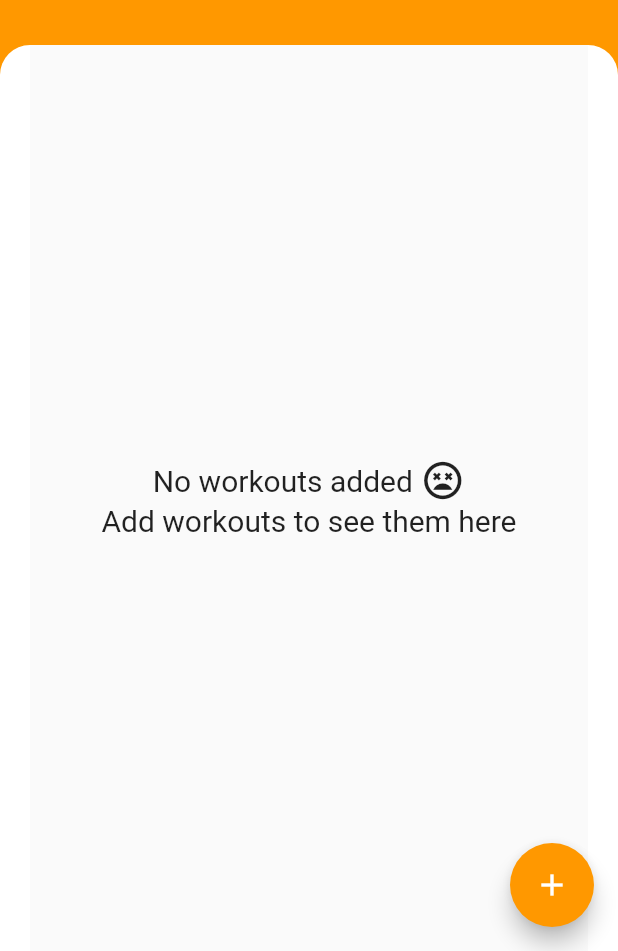
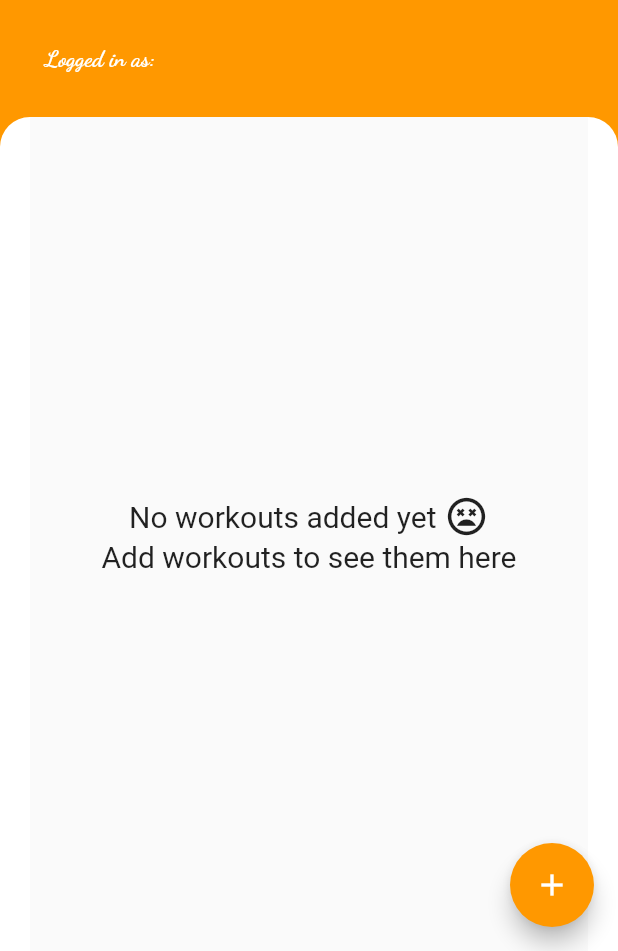
Before and after one commit to edwardrichtofen115/gym_day, a Flutter app: the LoggedinScreen screen opened by its route, on a phone screen of 412 x 824 dp, the part 285-1236 px from its top. Run offline on Flutter 3.47's test engine with Material 2 defaults, Android fonts, the phone set to English and light mode, and no system bars; drawn by our look-alikes of flutter_progress_hud; our stand-ins replace animated_splash_screen, animated_text_kit, cloud_firestore, cool_alert, date_time_picker, firebase_auth and 5 more; accounts and stored records are empty.

Commit message:
Showing logged in user. Showing dialog after registering to log in. Updated app icon for android

```diff
--- a/lib/logged_in_screen.dart
+++ b/lib/logged_in_screen.dart
@@ -23,10 +23,8 @@ class _LoggedinScreenState extends State<LoggedinScreen> {
   final _auth = FirebaseAuth.instance;
   bool showSpinner = false;
 
-
   @override
   Widget build(BuildContext context) {
-
     return WillPopScope(
       onWillPop: () async => false,
       child: Scaffold(
@@ -55,9 +53,7 @@ class _LoggedinScreenState extends State<LoggedinScreen> {
                 crossAxisAlignment: CrossAxisAlignment.start,
                 children: [
                   Row(
-
                     children: [
-                      // Text(user_email,),
                       FlatButton(
                         padding: EdgeInsets.zero,
                         onPressed: () {
@@ -66,7 +62,8 @@ class _LoggedinScreenState extends State<LoggedinScreen> {
                             builder: (BuildContext context) {
                               // return object of type Dialog
                               // final progress = ProgressHUD.of(context);
-                              return Platform.isAndroid ?  AlertDialog(
+                              return Platform.isAndroid
+                                  ? AlertDialog(
                                       title: new Text('Alert'),
                                       content: new Text(
                                           'Are you sure you want to logout?'),
@@ -82,20 +79,19 @@ class _LoggedinScreenState extends State<LoggedinScreen> {
                                           child: new Text("Log out"),
                                           onPressed: () async {
                                             SharedPreferences prefs =
-                                          await SharedPreferences.getInstance();
+                                                await SharedPreferences
+                                                    .getInstance();
                                             prefs?.clear();
 
                                             await _auth.signOut();
-
-
 
                                             Navigator.pushReplacementNamed(
                                                 context, LoginScreen.id);
                                           },
                                         ),
                                       ],
-                              ): CupertinoAlertDialog(
-
+                                    )
+                                  : CupertinoAlertDialog(
                                       title: new Text('Alert'),
                                       content: new Text(
                                           'Are you sure you want to logout?'),
@@ -111,19 +107,17 @@ class _LoggedinScreenState extends State<LoggedinScreen> {
                                           child: new Text("Log out"),
                                           onPressed: () async {
                                             SharedPreferences prefs =
-                                      await SharedPreferences.getInstance();
+                                                await SharedPreferences
+                                                    .getInstance();
                                             prefs?.clear();
 
                                             await _auth.signOut();
-
-
 
                                             Navigator.pushReplacementNamed(
                                                 context, LoginScreen.id);
                                           },
                                         ),
                                       ],
-
                                     );
                             },
                           );
@@ -153,7 +147,9 @@ class _LoggedinScreenState extends State<LoggedinScreen> {
                         width: 50.0,
                         color: Colors.white,
                       ),
-                      SizedBox(width: 20.0,),
+                      SizedBox(
+                        width: 20.0,
+                      ),
                       Text(
                         'Go Go Gym',
                         style: TextStyle(
@@ -164,6 +160,18 @@ class _LoggedinScreenState extends State<LoggedinScreen> {
                         ),
                       ),
                     ],
+                  ),
+                  SizedBox(
+                    height: 30.0,
+                  ),
+                  Text(
+                    'Logged in as:  ' + _auth.currentUser.email,
+                    style: TextStyle(
+                      color: Colors.white,
+                      fontSize: 15.0,
+                      fontWeight: FontWeight.w700,
+                      fontFamily: 'Dancing Script',
+                    ),
                   ),
                 ],
               ),
@@ -185,11 +193,7 @@ class _LoggedinScreenState extends State<LoggedinScreen> {
         ),
       ),
     );
-
-
   }
-
-
 }
 // Scaffold(
 // appBar: AppBar(
--- a/lib/workouts_page.dart
+++ b/lib/workouts_page.dart
@@ -25,14 +25,12 @@ class WorkoutsPage extends StatefulWidget {
 class _WorkoutsPageState extends State<WorkoutsPage> {
   String user_email;
 
-
   @override
   void initState() {
     // TODO: implement initState
     super.initState();
     getUser();
   }
-
 
   @override
   Widget build(BuildContext context) {
@@ -46,8 +44,12 @@ class _WorkoutsPageState extends State<WorkoutsPage> {
           builder: (context, snapshot) {
             if (snapshot.hasData) {
               final workouts = snapshot.data.docs;
-              print(workouts.length);
-              if (workouts.length <= 0) {
+              // print(workouts.length);
+
+              List<CustomWorkoutWidget> finalWorkouts =
+                  getWorkouts(workouts, user_email);
+              print(finalWorkouts.length);
+              if (finalWorkouts.length == 0) {
                 return Column(
                   mainAxisAlignment: MainAxisAlignment.center,
                   children: [
@@ -55,7 +57,7 @@ class _WorkoutsPageState extends State<WorkoutsPage> {
                       mainAxisAlignment: MainAxisAlignment.center,
                       children: [
                         Text(
-                          'No workouts added ',
+                          'No workouts added yet ',
                           style: TextStyle(fontSize: 20.0),
                         ),
                         Icon(
@@ -71,13 +73,15 @@ class _WorkoutsPageState extends State<WorkoutsPage> {
                   ],
                 );
               }
-              List<CustomWorkoutWidget> finalWorkouts =
-                  getWorkouts(workouts, user_email);
               return ListView(
                 children: finalWorkouts,
               );
             } else
-              return Center(child: Text('Loading, please wait', style: TextStyle(fontSize: 20.0),));
+              return Center(
+                  child: Text(
+                'Loading, please wait',
+                style: TextStyle(fontSize: 20.0),
+              ));
           },
         ),
       ),
@@ -132,7 +136,8 @@ class _CustomWorkoutWidgetState extends State<CustomWorkoutWidget> {
             showDialog(
                 context: context,
                 builder: (BuildContext context) {
-                  return Platform.isAndroid ? AlertDialog(
+                  return Platform.isAndroid
+                      ? AlertDialog(
                           title: new Text('Alert'),
                           content: new Text(
                               'Are you sure you want to delete this workout?'),
@@ -173,7 +178,8 @@ class _CustomWorkoutWidgetState extends State<CustomWorkoutWidget> {
                               },
                             ),
                           ],
-                  ) : CupertinoAlertDialog(
+                        )
+                      : CupertinoAlertDialog(
                           title: new Text('Alert'),
                           content: new Text(
                               'Are you sure you want to delete this workout?'),
```
Also changed, not shown: lib/login_screen.dart (+45 -2 lines), lib/registration_screen.dart (+30 -6 lines), lib/welcome_screen.dart (+11 -10 lines), 19 other files. Lines whose indentation alone changed are shown as unchanged.
